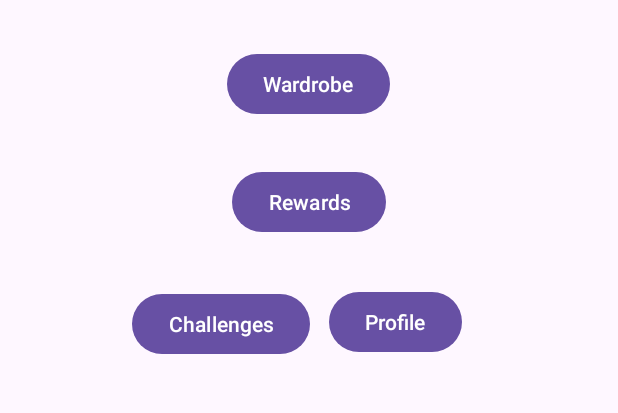
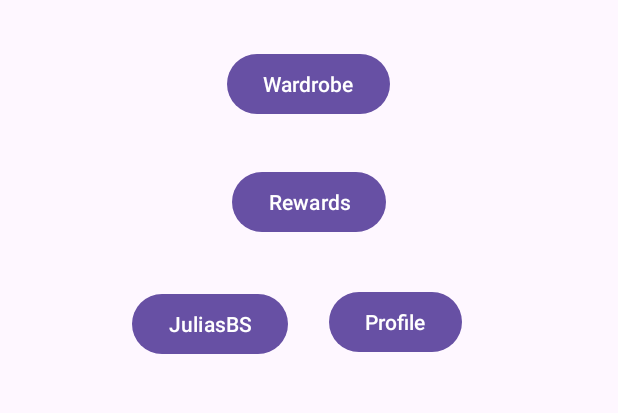
Before and after one commit to AagmaPekol/GitHub_Repository_P2_DeClutter, an Android app: the screen it shows after launch (mainMenuPage), on a phone screen of 412 x 824 dp, the part 426-839 px from its top. Run offline under Robolectric (Android 15) with nearby library versions, the phone set to English and light mode, and no system bars.

Commit message:
Activity tilføjet så JuliJa kan lave sin template

```diff
--- a/P2_DeClutter_App/app/src/main/AndroidManifest.xml
+++ b/P2_DeClutter_App/app/src/main/AndroidManifest.xml
@@ -12,6 +12,9 @@
         android:supportsRtl="true"
         android:theme="@style/Theme.P2_DeClutter_App"
         tools:targetApi="31">
+        <activity
+            android:name=".JuliasTemplate"
+            android:exported="false" />
         <activity
             android:name=".loginPage"
             android:exported="false" />
--- a/P2_DeClutter_App/app/src/main/java/com/example/p2_declutter_app/mainMenuPage.java
+++ b/P2_DeClutter_App/app/src/main/java/com/example/p2_declutter_app/mainMenuPage.java
@@ -1,8 +1,6 @@
 package com.example.p2_declutter_app;
 
 import android.content.Intent;
-import android.graphics.drawable.Drawable;
-import android.graphics.drawable.VectorDrawable;
 import android.os.Bundle;
 import android.view.View;
 import android.widget.Button;
@@ -53,11 +51,12 @@
             }
         });
 
-        Button challengesBtn = findViewById(R.id.challengesBtn);
-        challengesBtn.setOnClickListener(new View.OnClickListener(){
+        Button juliaBtn = findViewById(R.id.juliaBtn);
+        juliaBtn.setOnClickListener(new View.OnClickListener(){
             @Override
             public void onClick(View v){
-                notImplemented();
+                Intent intent = new Intent(mainMenuPage.this, JuliasTemplate.class);
+                startActivity(intent);
             }
         });
 
--- a/P2_DeClutter_App/app/src/main/res/layout/activity_main_menu_page.xml
+++ b/P2_DeClutter_App/app/src/main/res/layout/activity_main_menu_page.xml
@@ -57,12 +57,12 @@
         app:layout_constraintVertical_bias="0.075" />
 
     <Button
-        android:id="@+id/challengesBtn"
+        android:id="@+id/juliaBtn"
         android:layout_width="wrap_content"
         android:layout_height="wrap_content"
         android:layout_marginStart="88dp"
         android:layout_marginTop="28dp"
-        android:text="Challenges"
+        android:text="JuliasBS"
         app:layout_constraintBottom_toBottomOf="parent"
         app:layout_constraintStart_toStartOf="parent"
         app:layout_constraintTop_toBottomOf="@+id/rewardsBtn"
```
Also changed, not shown: P2_DeClutter_App/app/src/main/java/com/example/p2_declutter_app/JuliasTemplate.java (added, +24 -0 lines), P2_DeClutter_App/app/src/main/res/layout/activity_julias_template.xml (added, +19 -0 lines).
